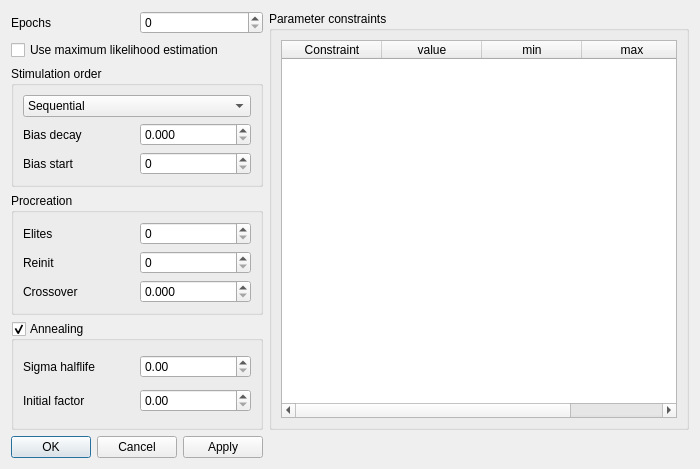
Before: the Qt Designer form src/gui/gafittersettingsdialog.ui in CompEphys-team/rtdo, drawn with Qt 5.
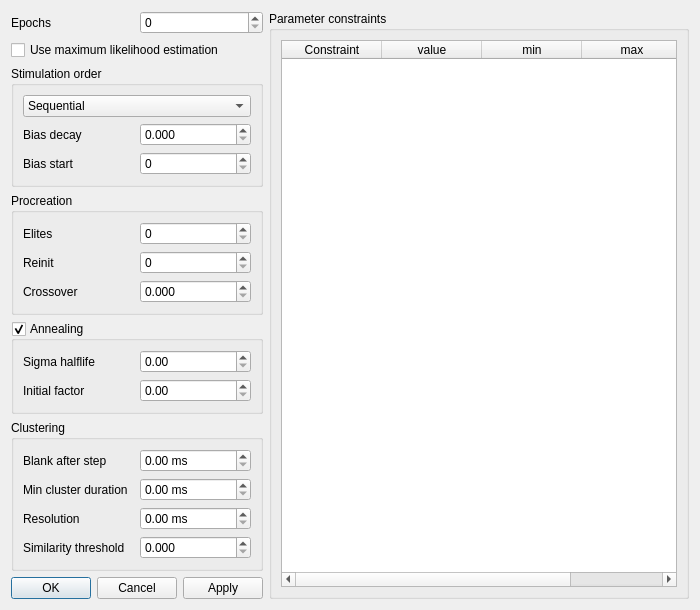
After: the same form once the commit is applied.

Commit message: Added some settings for clustering

What changed in the file:
```diff
--- a/src/gui/gafittersettingsdialog.ui
+++ b/src/gui/gafittersettingsdialog.ui
@@ -7,7 +7,7 @@
     <x>0</x>
     <y>0</y>
     <width>700</width>
-    <height>469</height>
+    <height>606</height>
    </rect>
   </property>
   <property name="windowTitle">
@@ -195,7 +195,85 @@
      </property>
     </widget>
    </item>
-   <item row="0" column="2" rowspan="5">
+   <item row="1" column="0" colspan="2">
+    <widget class="QCheckBox" name="useLikelihood">
+     <property name="text">
+      <string>Use maximum likelihood estimation</string>
+     </property>
+    </widget>
+   </item>
+   <item row="5" column="0" colspan="2">
+    <widget class="QGroupBox" name="groupBox_4">
+     <property name="title">
+      <string>Clustering</string>
+     </property>
+     <layout class="QGridLayout" name="gridLayout_6">
+      <item row="0" column="0">
+       <widget class="QLabel" name="label_9">
+        <property name="text">
+         <string>Blank after step</string>
+        </property>
+       </widget>
+      </item>
+      <item row="0" column="1">
+       <widget class="QDoubleSpinBox" name="cluster_blank">
+        <property name="suffix">
+         <string> ms</string>
+        </property>
+       </widget>
+      </item>
+      <item row="1" column="0">
+       <widget class="QLabel" name="label_10">
+        <property name="text">
+         <string>Min cluster duration</string>
+        </property>
+       </widget>
+      </item>
+      <item row="1" column="1">
+       <widget class="QDoubleSpinBox" name="cluster_dur">
+        <property name="suffix">
+         <string> ms</string>
+        </property>
+        <property name="maximum">
+         <double>999.990000000000009</double>
+        </property>
+       </widget>
+      </item>
+      <item row="2" column="0">
+       <widget class="QLabel" name="label_11">
+        <property name="text">
+         <string>Resolution</string>
+        </property>
+       </widget>
+      </item>
+      <item row="2" column="1">
+       <widget class="QDoubleSpinBox" name="cluster_res">
+        <property name="suffix">
+         <string> ms</string>
+        </property>
+       </widget>
+      </item>
+      <item row="3" column="0">
+       <widget class="QLabel" name="label_12">
+        <property name="text">
+         <string>Similarity threshold</string>
+        </property>
+       </widget>
+      </item>
+      <item row="3" column="1">
+       <widget class="QDoubleSpinBox" name="cluster_threshold">
+        <property name="decimals">
+         <number>3</number>
+        </property>
+        <property name="maximum">
+         <double>1.000000000000000</double>
+        </property>
+       </widget>
+      </item>
+     </layout>
+    </widget>
+   </item>
+   <item row="0" column="2" rowspan="7">
     <widget class="QGroupBox" name="groupBox_3">
      <property name="title">
       <string>Parameter constraints</string>
@@ -231,13 +309,6 @@
      </layout>
     </widget>
    </item>
-   <item row="1" column="0" colspan="2">
-    <widget class="QCheckBox" name="useLikelihood">
-     <property name="text">
-      <string>Use maximum likelihood estimation</string>
-     </property>
-    </widget>
-   </item>
   </layout>
  </widget>
  <resources/>
```
The commit also changes 5 other files.
